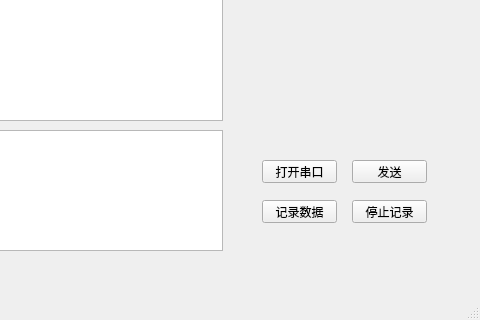
Above: mainwindow.ui from yujiongzhang/IMU-Serial before the change; both pictures show x 348 to 828 and y 280 to 600 of the 828 by 600 pixel window. Below: the same form after it.
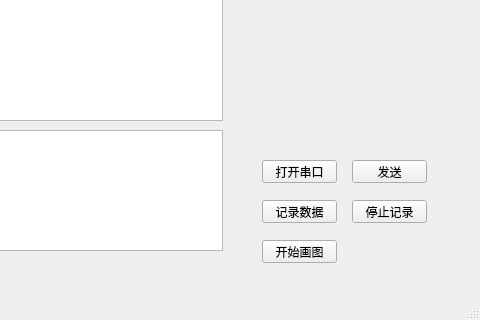
That is the form after the change.

```diff
--- a/mainwindow.ui
+++ b/mainwindow.ui
@@ -234,6 +234,19 @@
      <string>停止记录</string>
     </property>
    </widget>
+   <widget class="QPushButton" name="startplotON">
+    <property name="geometry">
+     <rect>
+      <x>610</x>
+      <y>520</y>
+      <width>75</width>
+      <height>23</height>
+     </rect>
+    </property>
+    <property name="text">
+     <string>开始画图</string>
+    </property>
+   </widget>
   </widget>
   <widget class="QMenuBar" name="menubar">
    <property name="geometry">
```
